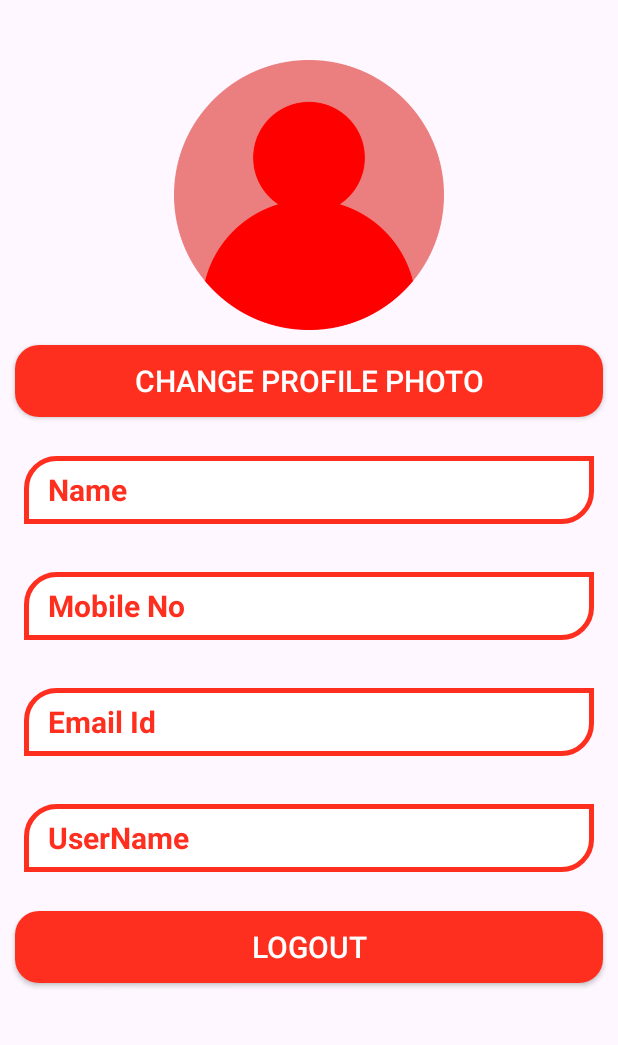
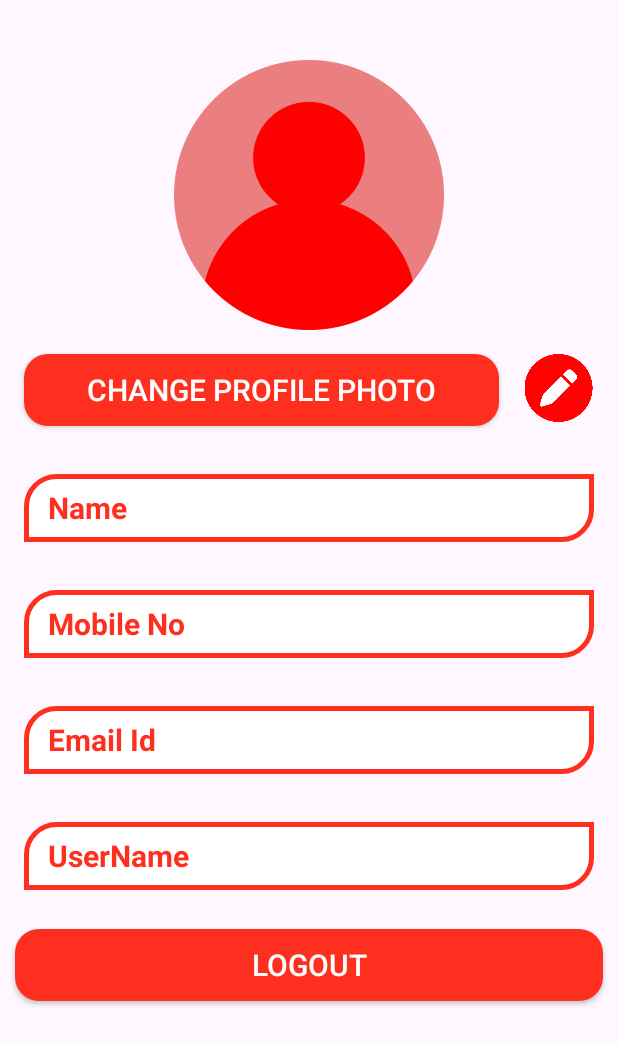
Before and after one commit to gayatrikantule975/ambutrackerapplication, an Android app: the UserMyProfileActivity screen opened directly, with no data from a screen before it, on a phone screen of 412 x 824 dp. Shown: the top 1045 px of the screen. Run offline under Robolectric (Android 15) with nearby library versions, the phone set to English and light mode, and no system bars; libraries missing offline, so code that uses them is left out: com.loopj.android, cz.msebera.android; pictures from the network do not load; Roboto replaces fonts that are not available here; 4 statements that could not run were skipped.

Commit message:
First I Added update profile button on UserMyProfileActivity,when we click on this button then it will jump on the UserEditProfileActivity ,in this Activity recieved data in the Edittext,when change the data and click on update profile button,then our data will be updated and jump again on UserMyProfileActivity

```diff
--- a/app/src/main/AndroidManifest.xml
+++ b/app/src/main/AndroidManifest.xml
@@ -16,6 +16,9 @@
         android:theme="@style/Theme.Ambutrackapplication"
         android:usesCleartextTraffic="true"
         tools:targetApi="31">
+        <activity
+            android:name=".UserEditProfileActivity"
+            android:exported="false" />
         <activity
             android:name=".UserCategoryWiseHospitalMainActivity"
             android:exported="false" />
--- a/app/src/main/java/com/example/ambutrackapplication/UserMyProfileActivity.java
+++ b/app/src/main/java/com/example/ambutrackapplication/UserMyProfileActivity.java
@@ -37,7 +37,7 @@ import org.json.JSONObject;
 import cz.msebera.android.httpclient.Header;
 
 public class UserMyProfileActivity extends AppCompatActivity {
-    ImageView ivMyprofile;
+    ImageView ivMyprofile,ivEditProfile;
     AppCompatButton btnChangeProfile;
     TextView tvName,tvEmailId,tvMobileNo,tvUserName;
     AppCompatButton btnSignOut;
@@ -54,6 +54,7 @@ public class UserMyProfileActivity extends AppCompatActivity {
         tvEmailId=findViewById(R.id.tvUserHomeEmail);
         tvMobileNo=findViewById(R.id.tvuserHomeMobileNo);
         tvUserName=findViewById(R.id.tvUserHomeUserName);
+        ivEditProfile=findViewById(R.id.ivEditProfile);
         ivMyprofile=findViewById(R.id.ivusermyprofilechangeprogfle);
         btnChangeProfile=findViewById(R.id.btnMyProfileChangeProfile);
         btnSignOut=findViewById(R.id.btnLoginWithgoogleLogout);
@@ -75,6 +76,7 @@ public class UserMyProfileActivity extends AppCompatActivity {
                         @Override
                         public void onComplete(@NonNull Task<Void> task) {
                             Intent intent=new Intent(UserMyProfileActivity.this,UserLoginActivity.class);
+
                             startActivity(intent);
                             finish();
                         }
@@ -127,6 +129,17 @@ public class UserMyProfileActivity extends AppCompatActivity {
                                                         .skipMemoryCache(true)
                                                                 .error(R.drawable.image_not_found)
                                         .into(ivMyprofile);
+                                ivEditProfile.setOnClickListener(new View.OnClickListener() {
+                                    @Override
+                                    public void onClick(View v) {
+                                        Intent i=new Intent(UserMyProfileActivity.this,UserEditProfileActivity.class);
+                                        i.putExtra("name",strName);
+                                        i.putExtra("mobileno",strMobileNo);
+                                        i.putExtra("emialid",strEmailid);
+                                        i.putExtra("username",strUsername);
+                                        startActivity(i);
+                                    }
+                                });
 
                             }
                         } catch (JSONException e) {
--- a/app/src/main/java/com/example/ambutrackapplication/comman/URLs.java
+++ b/app/src/main/java/com/example/ambutrackapplication/comman/URLs.java
@@ -8,4 +8,5 @@ public class URLs {
     public static String usergetMyDetailsWebService=WebServiceAddress+"usergetMyDetailsAmbutrack.php";
     public static String usergetAllDetialsWebService=WebServiceAddress+"usergetAllDetailsAmbuTrack.php";
     public static String usergetCategorywiseHospitalWebService=WebServiceAddress+"usergetCategoryWiseHospital.php";
+    public static String userUpdateProfileWebService=WebServiceAddress+"useruUpdateProfile.php";
 }
--- a/app/src/main/res/layout/activity_user_my_profile.xml
+++ b/app/src/main/res/layout/activity_user_my_profile.xml
@@ -19,19 +19,38 @@
         android:layout_marginTop="40sp"
         android:layout_gravity="center_horizontal"
         />
+<LinearLayout
+    android:layout_width="match_parent"
+    android:layout_height="wrap_content"
+    android:orientation="horizontal"
+    android:weightSum="1"
+
+    >
+
 
             <androidx.appcompat.widget.AppCompatButton
                 android:id="@+id/btnMyProfileChangeProfile"
-            android:layout_width="match_parent"
+                android:layout_width="0dp"
                 android:layout_height="wrap_content"
-            android:layout_margin="10sp"
                 android:layout_marginTop="16sp"
+                android:layout_marginLeft="16sp"
+                android:layout_marginBottom="16sp"
                 android:background="@drawable/btnbackground"
                 android:text="Change Profile Photo"
                 android:textColor="@color/white"
                 android:textSize="20sp"
+                android:layout_weight="0.8"/>
+<ImageView
+    android:layout_width="0dp"
+    android:layout_height="45sp"
+    android:id="@+id/ivEditProfile"
+    android:layout_weight="0.2"
+    android:src="@drawable/icon_edit"
+    android:layout_marginTop="16sp"
+
     />
 
+</LinearLayout>
         </LinearLayout>
 
 <ScrollView
--- a/app/src/main/res/values/strings.xml
+++ b/app/src/main/res/values/strings.xml
@@ -3,4 +3,6 @@
     <string name="register_here">Register Here</string>
     <!-- TODO: Remove or change this placeholder text -->
     <string name="hello_blank_fragment">Hello blank fragment</string>
+    <string name="edit_your_proifle">Edit Your Proifle</string>
+    <string name="edit_your_profile" />
 </resources>
```
Also changed, not shown: app/src/main/java/com/example/ambutrackapplication/UserEditProfileActivity.java (added, +106 -0 lines), app/src/main/res/layout/activity_user_edit_profile.xml (added, +132 -0 lines), app/src/main/res/drawable/icon_edit.png (added). Lines whose indentation alone changed are shown as unchanged.
